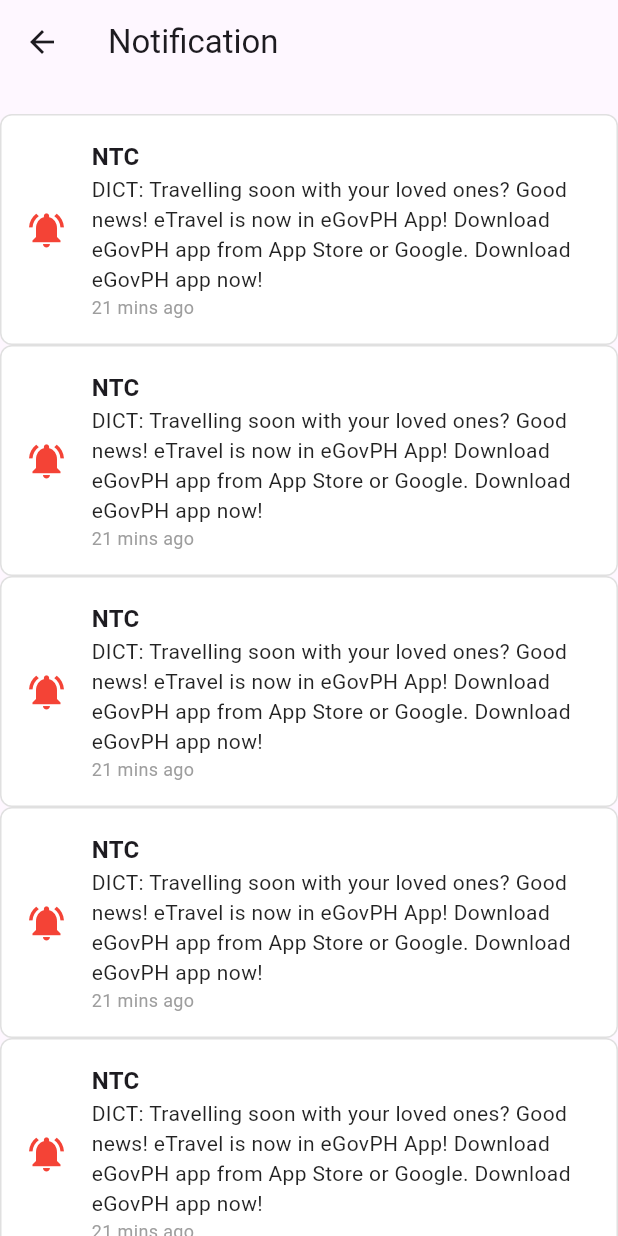
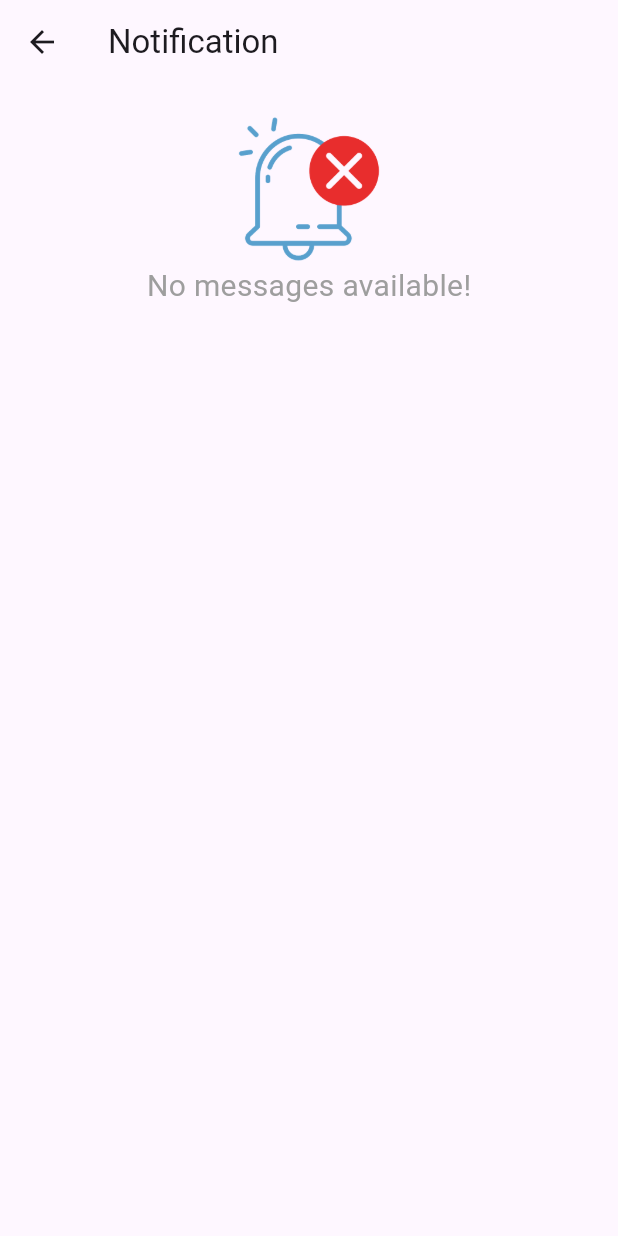
Before and after one commit to urkiddennn/evacuease, a Flutter app: the NotificationScreen screen opened by its route, on a phone screen of 412 x 824 dp. Run offline on Flutter 3.47's test engine with Material 3 defaults, Android fonts, the phone set to English and light mode, and no system bars; our stand-ins replace flutter_compass, flutter_map, geolocator, latlong2, permission_handler, weather; missing offline and left inert: readsms.

Commit message:
added sms but not final

```diff
--- a/lib/Views/Screens/Main/Home_screen.dart
+++ b/lib/Views/Screens/Main/Home_screen.dart
@@ -242,7 +242,7 @@
                 ),
                 child: const Center(child: Text("Risk Analysis")),
               ),
-              const SizedBox(height: 10),
+              const SizedBox(height: 15),
 
               // Category Buttons
               Row(
--- a/lib/Views/Screens/Main/notification_screen.dart
+++ b/lib/Views/Screens/Main/notification_screen.dart
@@ -1,4 +1,7 @@
 import 'package:flutter/material.dart';
+import 'dart:async';
+import 'package:permission_handler/permission_handler.dart';
+import 'package:readsms/readsms.dart';
 
 class NotificationScreen extends StatefulWidget {
   const NotificationScreen({super.key});
@@ -8,10 +11,60 @@
 }
 
 class _NotificationScreenState extends State<NotificationScreen> {
-  final List<String> _notifications = List.generate(
-      5,
-      (index) =>
-          "DICT: Travelling soon with your loved ones? Good news! eTravel is now in eGovPH App! Download eGovPH app from App Store or Google. Download eGovPH app now!");
+  final _plugin = Readsms();
+  List<Map<String, String>> _notifications = [];
+  String _targetSender =
+      "+639708843944"; // Replace this with the desired sender (e.g., "+1234567890").
+  bool _isPermissionGranted = false;
+
+  @override
+  void initState() {
+    super.initState();
+    _checkPermissionAndListen();
+  }
+
+  Future<void> _checkPermissionAndListen() async {
+    bool hasPermission = await _getPermission();
+    if (hasPermission) {
+      setState(() {
+        _isPermissionGranted = true;
+      });
+
+      _plugin.read();
+      _plugin.smsStream.listen((event) {
+        if (event.sender == _targetSender) {
+          setState(() {
+            _notifications.add({
+              "body": event.body ?? "No content",
+              "sender": event.sender ?? "Unknown sender",
+              "time": event.timeReceived.toString(),
+            });
+          });
+        }
+      });
+    } else {
+      setState(() {
+        _isPermissionGranted = false;
+      });
+    }
+  }
+
+  Future<bool> _getPermission() async {
+    if (await Permission.sms.status == PermissionStatus.granted) {
+      return true;
+    } else {
+      if (await Permission.sms.request() == PermissionStatus.granted) {
+        return true;
+      }
+      return false;
+    }
+  }
+
+  @override
+  void dispose() {
+    super.dispose();
+    _plugin.dispose();
+  }
 
   @override
   Widget build(BuildContext context) {
@@ -19,15 +72,36 @@
       appBar: AppBar(
         title: const Text("Notification"),
       ),
-      body: SingleChildScrollView(
+      body: _isPermissionGranted
+          ? SingleChildScrollView(
               child: Padding(
-          padding: const EdgeInsets.symmetric(
-            vertical: 20,
+                padding: const EdgeInsets.symmetric(vertical: 20),
+                child: Column(
+                  children: _notifications.isEmpty
+                      ? [
+                          Center(
+                              child: Column(
+                            mainAxisAlignment: MainAxisAlignment.center,
+                            crossAxisAlignment: CrossAxisAlignment.center,
+                            children: [
+                              Image.asset(
+                                "assets/icons/remove.png",
+                                width: 100,
                               ),
-          child: Column(
-            children: _notifications
-                .map((notification) => Padding(
-                      padding: const EdgeInsets.only(bottom: 0),
+                              Text("No messages available!",
+                                  style: TextStyle(
+                                      color: Colors.grey[500], fontSize: 20))
+                            ],
+                          ))
+                        ]
+                      : _notifications.map((notification) {
+                          final body = notification["body"] ?? "No content";
+                          final sender =
+                              notification["sender"] ?? "Unknown sender";
+                          final time = notification["time"] ?? "Unknown time";
+
+                          return Padding(
+                            padding: const EdgeInsets.only(bottom: 8),
                             child: Container(
                               decoration: BoxDecoration(
                                 border: Border.all(color: Colors.grey.shade300),
@@ -38,7 +112,7 @@
                                 padding: const EdgeInsets.all(16),
                                 child: Row(
                                   children: [
-                              Icon(
+                                    const Icon(
                                       Icons.notifications_active,
                                       color: Colors.red,
                                       size: 28,
@@ -46,25 +120,26 @@
                                     const SizedBox(width: 16),
                                     Expanded(
                                       child: Column(
-                                  crossAxisAlignment: CrossAxisAlignment.start,
+                                        crossAxisAlignment:
+                                            CrossAxisAlignment.start,
                                         children: [
                                           Text(
-                                      "NTC",
-                                      style: TextStyle(
+                                            sender,
+                                            style: const TextStyle(
                                               fontWeight: FontWeight.bold,
                                               fontSize: 16,
                                             ),
                                           ),
                                           Text(
-                                      notification,
-                                      style: TextStyle(
+                                            body,
+                                            style: const TextStyle(
                                               fontSize: 14,
                                               color: Colors.black87,
                                             ),
                                           ),
                                           Text(
-                                      "21 mins ago",
-                                      style: TextStyle(
+                                            time,
+                                            style: const TextStyle(
                                               fontSize: 12,
                                               color: Colors.grey,
                                             ),
@@ -76,10 +151,14 @@
                                 ),
                               ),
                             ),
-                    ))
-                .toList(),
+                          );
+                        }).toList(),
                 ),
               ),
+            )
+          : const Center(
+              child: Text(
+                  "SMS permissions are required to display notifications."),
             ),
     );
   }
--- a/pubspec.yaml
+++ b/pubspec.yaml
@@ -17,6 +17,9 @@
   permission_handler: ^10.2.0
   flutter_compass: ^0.8.1
   weather: ^3.1.1
+  flutter_local_notifications: ^18.0.1
+
+  readsms: ^0.2.0+4
 
 dev_dependencies:
   flutter_test:
```
Also changed, not shown: pubspec.lock, 3 other files. Lines whose indentation alone changed are shown as unchanged.
